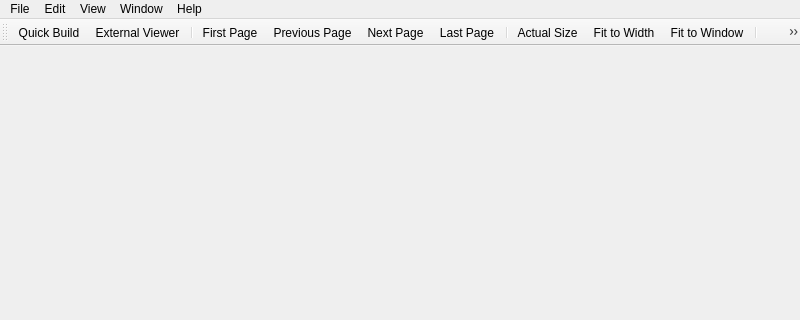
First picture: the form in PDFDocument.ui, repository svn2github/texstudio-trunk, before the edit; both pictures show x 0 to 800 and y 0 to 320 of the 800 by 600 pixel window.
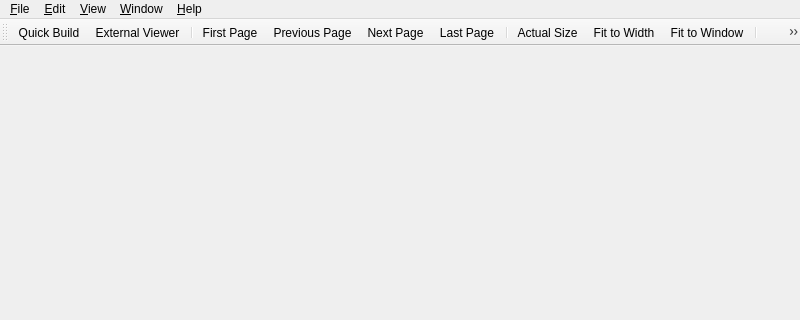
Second picture: the form after the edit.

Commit message: & marker in preview menus, fix bug that dock widget title wasn't shown, started to reorder config dialog

Patch:
```diff
--- a/PDFDocument.ui
+++ b/PDFDocument.ui
@@ -28,7 +28,7 @@
    </property>
    <widget class="QMenu" name="menuHelp">
     <property name="title">
-     <string>Help</string>
+     <string>&amp;Help</string>
     </property>
     <addaction name="actionUserManual"/>
     <addaction name="separator"/>
@@ -36,7 +36,7 @@
    </widget>
    <widget class="QMenu" name="menuFile">
     <property name="title">
-     <string>File</string>
+     <string>&amp;File</string>
     </property>
     <addaction name="actionClose"/>
     <addaction name="separator"/>
@@ -44,7 +44,7 @@
    </widget>
    <widget class="QMenu" name="menuEdit">
     <property name="title">
-     <string>Edit</string>
+     <string>&amp;Edit</string>
     </property>
     <addaction name="actionUndo"/>
     <addaction name="actionRedo"/>
@@ -58,7 +58,7 @@
    </widget>
    <widget class="QMenu" name="menuView">
     <property name="title">
-     <string>View</string>
+     <string>&amp;View</string>
     </property>
     <addaction name="actionFirst_Page"/>
     <addaction name="actionPrevious_Page"/>
@@ -77,7 +77,7 @@
    </widget>
    <widget class="QMenu" name="menuWindow">
     <property name="title">
-     <string>Window</string>
+     <string>&amp;Window</string>
     </property>
     <widget class="QMenu" name="menuShow">
      <property name="title">
```
Left out of the diff: 63 changed lines with no effect on the pictures. The commit also changes 5 other files.
